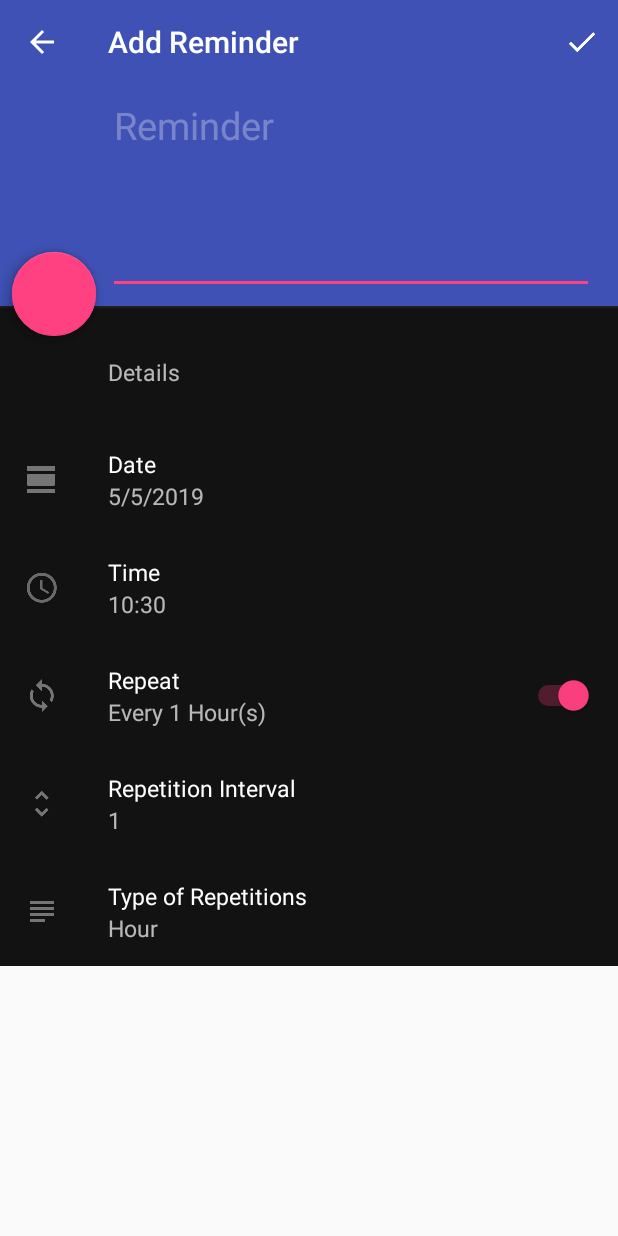
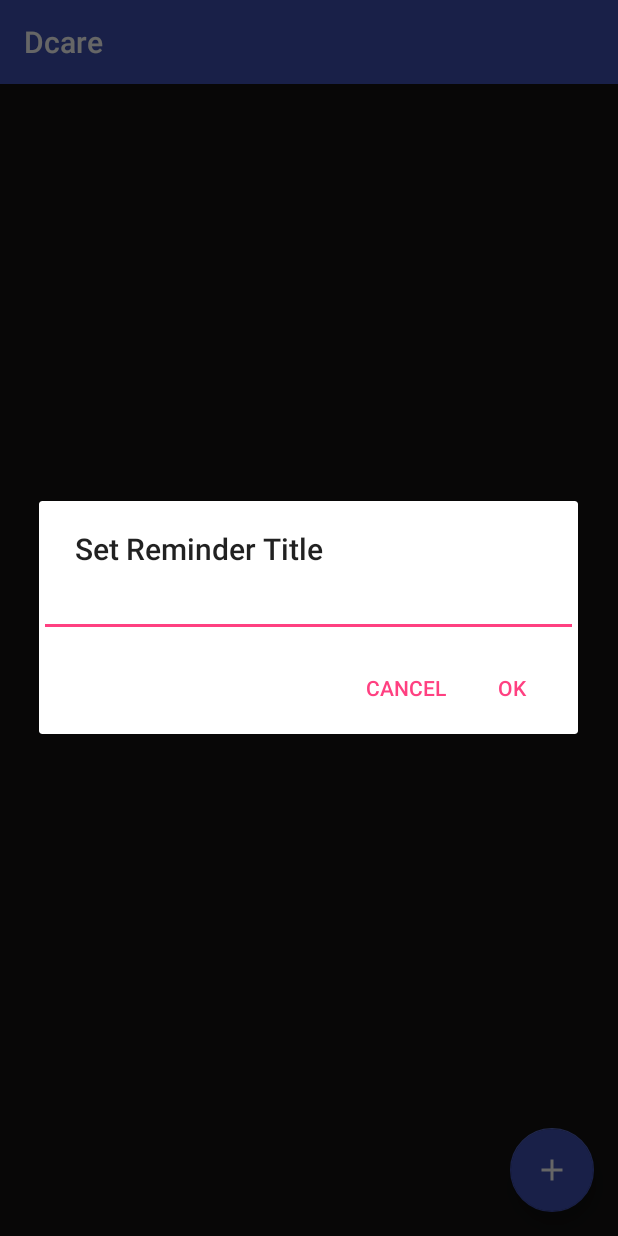
Before and after one commit to gouthamsivakumar1/Dementia-care, an Android app: the MainActivity screen opened directly, with no data from a screen before it, after a tap on an icon or button, on a phone screen of 412 x 824 dp. Run offline under Robolectric (Android 15) with nearby library versions, the phone set to English and light mode, and no system bars; libraries missing offline, so code that uses them is left out: com.amulyakhare.textdrawable; plain views replace FloatingActionButton; 1 statement that could not run was skipped.

Commit message:
updated reminder with cancel, notification etc

```diff
--- a/Android/app/src/main/java/com/example/myapplication/MainActivity.java
+++ b/Android/app/src/main/java/com/example/myapplication/MainActivity.java
@@ -1,20 +1,30 @@
 package com.example.myapplication;
 
-import android.app.LoaderManager;
+//import android.app.LoaderManager;
 import android.app.ProgressDialog;
 import android.content.ContentUris;
-import android.content.CursorLoader;
+//import android.content.CursorLoader;
+import android.content.ContentValues;
+import android.content.DialogInterface;
 import android.content.Intent;
-import android.content.Loader;
+//import android.content.Loader;
 import android.database.Cursor;
 import android.net.Uri;
 import android.support.design.widget.FloatingActionButton;
+import android.support.v4.app.LoaderManager;
+import android.support.v4.content.CursorLoader;
+import android.support.v4.content.Loader;
+import android.support.v7.app.AlertDialog;
 import android.support.v7.app.AppCompatActivity;
 import android.os.Bundle;
 import android.support.v7.widget.Toolbar;
+import android.text.InputType;
 import android.view.View;
 import android.widget.AdapterView;
+import android.widget.EditText;
 import android.widget.ListView;
+import android.widget.TextView;
+import android.widget.Toast;
 
 import com.example.myapplication.data.AlarmReminderContract;
 import com.example.myapplication.data.AlarmReminderDbHelper;
@@ -27,6 +37,9 @@ public class MainActivity extends AppCompatActivity implements LoaderManager.Loa
     AlarmReminderDbHelper alarmReminderDbHelper = new AlarmReminderDbHelper(this);
     ListView reminderListView;
     ProgressDialog prgDialog;
+    TextView reminderText;
+
+    private String alarmTitle = "";
 
     private static final int VEHICLE_LOADER = 0;
 
@@ -41,6 +54,7 @@ public class MainActivity extends AppCompatActivity implements LoaderManager.Loa
 
 
         reminderListView = (ListView) findViewById(R.id.list);
+        reminderText = (TextView) findViewById(R.id.reminderText);
         View emptyView = findViewById(R.id.empty_view);
         reminderListView.setEmptyView(emptyView);
 
@@ -69,13 +83,14 @@ public class MainActivity extends AppCompatActivity implements LoaderManager.Loa
         mAddReminderButton.setOnClickListener(new View.OnClickListener() {
             @Override
             public void onClick(View v) {
-                Intent intent = new Intent(v.getContext(), AddReminderActivity.class);
-                startActivity(intent);
+                //Intent intent = new Intent(v.getContext(), AddReminderActivity.class);
+                //startActivity(intent);
+                addReminderTitle();
             }
         });
 
-        getLoaderManager().initLoader(VEHICLE_LOADER, null, this);
-
+        //getLoaderManager().initLoader(VEHICLE_LOADER, null, this);
+        getSupportLoaderManager().initLoader(VEHICLE_LOADER, null, this);
 
     }
 
@@ -105,7 +120,11 @@ public class MainActivity extends AppCompatActivity implements LoaderManager.Loa
     @Override
     public void onLoadFinished(Loader<Cursor> loader, Cursor cursor) {
         mCursorAdapter.swapCursor(cursor);
-
+        if (cursor.getCount() > 0){
+            reminderText.setVisibility(View.VISIBLE);
+        }else{
+            reminderText.setVisibility(View.INVISIBLE);
+        }
     }
 
     @Override
@@ -113,4 +132,52 @@ public class MainActivity extends AppCompatActivity implements LoaderManager.Loa
         mCursorAdapter.swapCursor(null);
 
     }
+    public void addReminderTitle(){
+
+        AlertDialog.Builder builder = new AlertDialog.Builder(this);
+        builder.setTitle("Set Reminder Title");
+
+        final EditText input = new EditText(this);
+        input.setInputType(InputType.TYPE_CLASS_TEXT);
+        builder.setView(input);
+
+        builder.setPositiveButton("OK", new DialogInterface.OnClickListener() {
+        @Override
+        public void onClick(DialogInterface dialog, int which) {
+            if (input.getText().toString().isEmpty()){
+                return;
+            }
+
+            alarmTitle = input.getText().toString();
+            ContentValues values = new ContentValues();
+
+            values.put(AlarmReminderContract.AlarmReminderEntry.KEY_TITLE, alarmTitle);
+
+            Uri newUri = getContentResolver().insert(AlarmReminderContract.AlarmReminderEntry.CONTENT_URI, values);
+
+            restartLoader();
+
+
+            if (newUri == null) {
+                Toast.makeText(getApplicationContext(), "Setting Reminder Title failed", Toast.LENGTH_SHORT).show();
+            } else {
+                Toast.makeText(getApplicationContext(), "Title set successfully", Toast.LENGTH_SHORT).show();
+            }
+
+        }
+       });
+       builder.setNegativeButton("Cancel", new DialogInterface.OnClickListener() {
+        @Override
+            public void onClick(DialogInterface dialog, int which) {
+              dialog.cancel();
+            }
+        });
+
+      builder.show();
+    }
+
+     public void restartLoader(){
+        getSupportLoaderManager().restartLoader(VEHICLE_LOADER, null, this);
+    }
+
 }
--- a/Android/app/src/main/res/layout/activity_main.xml
+++ b/Android/app/src/main/res/layout/activity_main.xml
@@ -18,11 +18,17 @@
         app:contentInsetStart="16dp"
         app:theme="@style/ThemeOverlay.AppCompat.Dark.ActionBar"
         android:background="?attr/colorPrimary" />
-
-
+    <TextView
+    android:id="@+id/reminderText"
+    android:layout_width="match_parent"
+    android:layout_height="wrap_content"
+    android:padding="16dp"
+    android:layout_below="@+id/toolbar"
+    android:textStyle="bold"
+    android:text="CLICK ON REMINDER TITLE TO SET ALARM"/>
     <ListView
         android:id="@+id/list"
-        android:layout_below="@+id/toolbar"
+        android:layout_below="@+id/reminderText"
         android:layout_width="match_parent"
         android:layout_height="match_parent"/>
 
```
Also changed, not shown: Android/app/src/main/java/com/example/myapplication/AddReminderActivity.java (+14 -3 lines), Android/app/src/main/java/com/example/myapplication/AlarmCursorAdapter.java (+17 -10 lines), Android/app/src/main/java/com/example/myapplication/data/AlarmReminderDbHelper.java (+8 -8 lines), Android/app/src/main/java/com/example/myapplication/reminder/ReminderAlarmService.java (+4 -5 lines).
